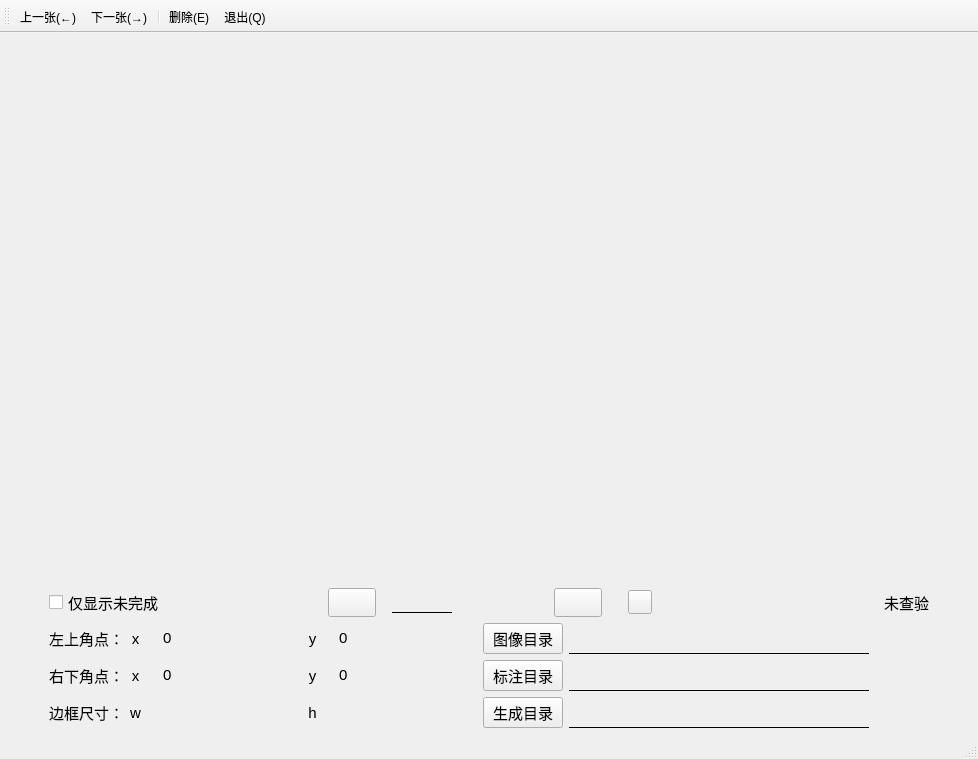
First picture: the form in Labelling.ui, repository ChordXy/Image-Labelling, before the edit.
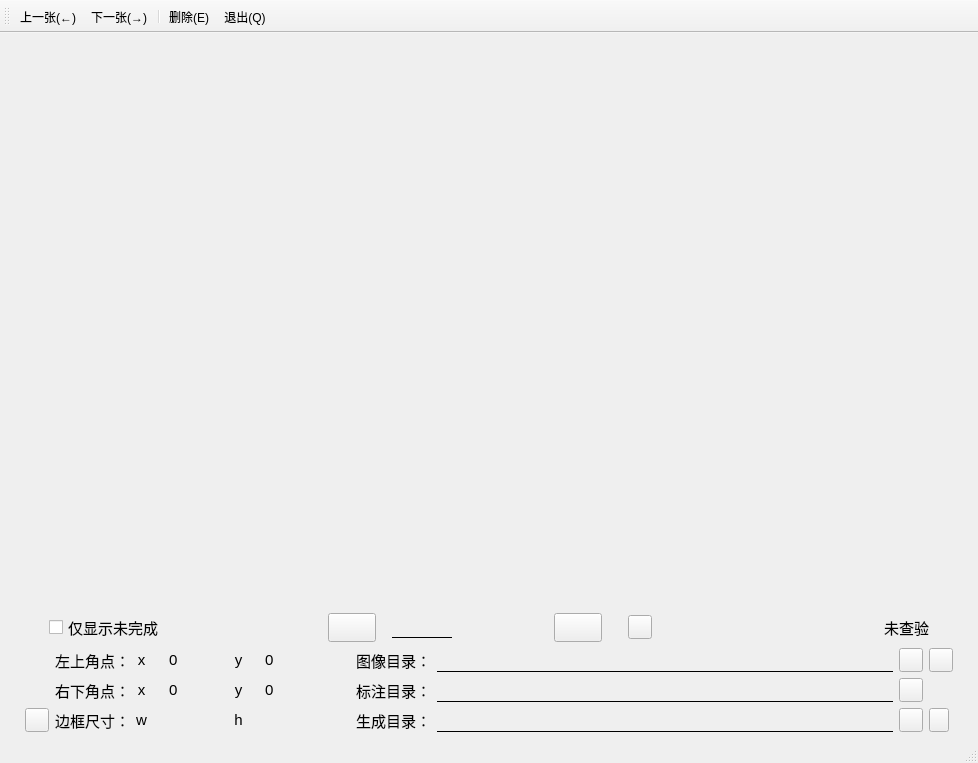
Second picture: the form after the edit. Icons and pictures are not drawn.

What changed in the file:
```diff
--- a/Labelling.ui
+++ b/Labelling.ui
@@ -7,7 +7,7 @@
     <x>0</x>
     <y>0</y>
     <width>978</width>
-    <height>756</height>
+    <height>763</height>
    </rect>
   </property>
   <property name="windowTitle">
@@ -273,7 +273,8 @@
          </size>
         </property>
         <property name="styleSheet">
-         <string notr="true">border-image: url(:/Icons/Resources/ok_291px_1211043_easyicon.net.png);</string>
+         <string notr="true">border-image: url(:/Icons/Resources/ok_291px_1211043_easyicon.net.png);
+</string>
         </property>
         <property name="text">
          <string/>
@@ -356,222 +357,95 @@
     </item>
     <item>
      <layout class="QGridLayout" name="gridLayout">
-      <item row="0" column="6">
-       <widget class="QLabel" name="label_tl_4">
+      <item row="2" column="7">
+       <widget class="QLabel" name="label_h">
         <property name="font">
          <font>
           <pointsize>11</pointsize>
          </font>
-        </property>
-        <property name="text">
-         <string>y</string>
-        </property>
-        <property name="alignment">
-         <set>Qt::AlignCenter</set>
-        </property>
-       </widget>
-      </item>
-      <item row="1" column="6">
-       <widget class="QLabel" name="label_tl_2">
-        <property name="font">
-         <font>
-          <pointsize>11</pointsize>
-         </font>
-        </property>
-        <property name="text">
-         <string>y</string>
-        </property>
-        <property name="alignment">
-         <set>Qt::AlignCenter</set>
-        </property>
-       </widget>
-      </item>
-      <item row="0" column="10">
-       <widget class="QLabel" name="label_path_image">
-        <property name="sizePolicy">
-         <sizepolicy hsizetype="Expanding" vsizetype="Preferred">
-          <horstretch>0</horstretch>
-          <verstretch>0</verstretch>
-         </sizepolicy>
-        </property>
-        <property name="minimumSize">
-         <size>
-          <width>300</width>
-          <height>0</height>
-         </size>
-        </property>
-        <property name="font">
-         <font>
-          <pointsize>9</pointsize>
-         </font>
-        </property>
-        <property name="styleSheet">
-         <string notr="true">background:transparent;
-border-style:solid;
-border-bottom-width:1px;
-border-top-width:0px;
-border-right-width:0px;
-border-left-width:0px;</string>
         </property>
         <property name="text">
          <string/>
         </property>
-       </widget>
-      </item>
-      <item row="1" column="9">
-       <widget class="QPushButton" name="pushButton_Labelling">
-        <property name="font">
-         <font>
-          <pointsize>11</pointsize>
-         </font>
-        </property>
-        <property name="focusPolicy">
-         <enum>Qt::NoFocus</enum>
-        </property>
-        <property name="text">
-         <string>标注目录</string>
-        </property>
-       </widget>
-      </item>
-      <item row="0" column="2">
-       <widget class="QLabel" name="label_tl_3">
-        <property name="font">
-         <font>
-          <pointsize>11</pointsize>
-         </font>
-        </property>
-        <property name="text">
-         <string>x</string>
-        </property>
         <property name="alignment">
          <set>Qt::AlignCenter</set>
         </property>
        </widget>
       </item>
-      <item row="2" column="9">
-       <widget class="QPushButton" name="pushButton_Generate">
+      <item row="1" column="7">
+       <widget class="QSpinBox" name="spinBox_br_y">
         <property name="font">
          <font>
           <pointsize>11</pointsize>
          </font>
         </property>
-        <property name="focusPolicy">
-         <enum>Qt::NoFocus</enum>
+        <property name="styleSheet">
+         <string notr="true">border:none;
+background:transparent;</string>
         </property>
-        <property name="text">
-         <string>生成目录</string>
-        </property>
-       </widget>
-      </item>
-      <item row="2" column="1">
-       <widget class="QLabel" name="label_size">
-        <property name="font">
-         <font>
-          <pointsize>11</pointsize>
-         </font>
-        </property>
-        <property name="text">
-         <string>边框尺寸：</string>
-        </property>
         <property name="alignment">
          <set>Qt::AlignCenter</set>
         </property>
-       </widget>
-      </item>
-      <item row="1" column="0">
-       <spacer name="horizontalSpacer">
-        <property name="orientation">
-         <enum>Qt::Horizontal</enum>
+        <property name="minimum">
+         <number>0</number>
         </property>
-        <property name="sizeType">
-         <enum>QSizePolicy::Fixed</enum>
+        <property name="maximum">
+         <number>1080</number>
         </property>
-        <property name="sizeHint" stdset="0">
-         <size>
-          <width>40</width>
-          <height>20</height>
-         </size>
-        </property>
-       </spacer>
-      </item>
-      <item row="2" column="6">
-       <widget class="QLabel" name="label_tl_7">
-        <property name="font">
-         <font>
-          <pointsize>11</pointsize>
-         </font>
-        </property>
-        <property name="text">
-         <string>h</string>
-        </property>
-        <property name="alignment">
-         <set>Qt::AlignCenter</set>
+        <property name="value">
+         <number>0</number>
         </property>
        </widget>
       </item>
       <item row="1" column="11">
-       <spacer name="horizontalSpacer_2">
-        <property name="orientation">
-         <enum>Qt::Horizontal</enum>
+       <widget class="QLabel" name="label_tl_9">
+        <property name="font">
+         <font>
+          <pointsize>11</pointsize>
+         </font>
         </property>
-        <property name="sizeType">
-         <enum>QSizePolicy::Expanding</enum>
+        <property name="toolTip">
+         <string>选择待查验图像标注 .xml 目录</string>
         </property>
-        <property name="sizeHint" stdset="0">
-         <size>
-          <width>80</width>
-          <height>20</height>
-         </size>
+        <property name="whatsThis">
+         <string/>
         </property>
-       </spacer>
+        <property name="text">
+         <string>标注目录：</string>
+        </property>
+        <property name="alignment">
+         <set>Qt::AlignCenter</set>
+        </property>
+       </widget>
       </item>
-      <item row="1" column="10">
-       <widget class="QLabel" name="label_path_annotation">
+      <item row="0" column="9">
+       <widget class="QLabel" name="label_img">
         <property name="sizePolicy">
-         <sizepolicy hsizetype="Expanding" vsizetype="Preferred">
+         <sizepolicy hsizetype="Fixed" vsizetype="Fixed">
           <horstretch>0</horstretch>
           <verstretch>0</verstretch>
          </sizepolicy>
         </property>
         <property name="minimumSize">
          <size>
-          <width>300</width>
-          <height>0</height>
+          <width>20</width>
+          <height>20</height>
          </size>
         </property>
-        <property name="font">
-         <font>
-          <pointsize>9</pointsize>
-         </font>
+        <property name="maximumSize">
+         <size>
+          <width>20</width>
+          <height>20</height>
+         </size>
         </property>
         <property name="styleSheet">
-         <string notr="true">background:transparent;
-border-style:solid;
-border-bottom-width:1px;
-border-top-width:0px;
-border-right-width:0px;
-border-left-width:0px;</string>
+         <string notr="true">border-image: url(:/Icons/Resources/hourglass_155px_1201105_easyicon.net.png);</string>
         </property>
         <property name="text">
          <string/>
         </property>
        </widget>
       </item>
-      <item row="1" column="1">
-       <widget class="QLabel" name="label_br">
-        <property name="font">
-         <font>
-          <pointsize>11</pointsize>
-         </font>
-        </property>
-        <property name="text">
-         <string>右下角点：</string>
-        </property>
-        <property name="alignment">
-         <set>Qt::AlignCenter</set>
-        </property>
-       </widget>
-      </item>
       <item row="2" column="2">
        <widget class="QLabel" name="label_tl_6">
         <property name="font">
@@ -587,6 +461,21 @@
         </property>
        </widget>
       </item>
+      <item row="1" column="1">
+       <widget class="QLabel" name="label_br">
+        <property name="font">
+         <font>
+          <pointsize>11</pointsize>
+         </font>
+        </property>
+        <property name="text">
+         <string>右下角点：</string>
+        </property>
+        <property name="alignment">
+         <set>Qt::AlignCenter</set>
+        </property>
+       </widget>
+      </item>
       <item row="1" column="2">
        <widget class="QLabel" name="label_tl_5">
         <property name="font">
@@ -602,94 +491,6 @@
         </property>
        </widget>
       </item>
-      <item row="0" column="1">
-       <widget class="QLabel" name="label_tl">
-        <property name="font">
-         <font>
-          <pointsize>11</pointsize>
-         </font>
-        </property>
-        <property name="text">
-         <string>左上角点：</string>
-        </property>
-        <property name="alignment">
-         <set>Qt::AlignCenter</set>
-        </property>
-       </widget>
-      </item>
-      <item row="0" column="9">
-       <widget class="QPushButton" name="pushButton_Image">
-        <property name="font">
-         <font>
-          <pointsize>11</pointsize>
-         </font>
-        </property>
-        <property name="focusPolicy">
-         <enum>Qt::NoFocus</enum>
-        </property>
-        <property name="text">
-         <string>图像目录</string>
-        </property>
-       </widget>
-      </item>
-      <item row="2" column="10">
-       <widget class="QLabel" name="label_generate">
-        <property name="sizePolicy">
-         <sizepolicy hsizetype="Expanding" vsizetype="Preferred">
-          <horstretch>0</horstretch>
-          <verstretch>0</verstretch>
-         </sizepolicy>
-        </property>
-        <property name="minimumSize">
-         <size>
-          <width>300</width>
-          <height>0</height>
-         </size>
-        </property>
-        <property name="font">
-         <font>
-          <pointsize>9</pointsize>
-         </font>
-        </property>
-        <property name="styleSheet">
-         <string notr="true">background:transparent;
-border-style:solid;
-border-bottom-width:1px;
-border-top-width:0px;
-border-right-width:0px;
-border-left-width:0px;</string>
-        </property>
-        <property name="text">
-         <string/>
-        </property>
-       </widget>
-      </item>
-      <item row="1" column="5">
-       <spacer name="horizontalSpacer_7">
-        <property name="orientation">
-         <enum>Qt::Horizontal</enum>
-        </property>
-        <property name="sizeHint" stdset="0">
-         <size>
-          <width>40</width>
-          <height>20</height>
-         </size>
-        </property>
-       </spacer>
-      </item>
-      <item row="1" column="8">
-       <spacer name="horizontalSpacer_8">
-        <property name="orientation">
-         <enum>Qt::Horizontal</enum>
-        </property>
-        <property name="sizeHint" stdset="0">
-         <size>
-          <width>40</width>
-          <height>20</height>
-         </size>
-        </property>
-       </spacer>
-      </item>
       <item row="0" column="3">
        <widget class="QSpinBox" name="spinBox_tl_x">
         <property name="font">
@@ -715,53 +516,264 @@
         </property>
        </widget>
       </item>
-      <item row="1" column="3">
-       <widget class="QSpinBox" name="spinBox_br_x">
+      <item row="1" column="0">
+       <spacer name="horizontalSpacer">
+        <property name="orientation">
+         <enum>Qt::Horizontal</enum>
+        </property>
+        <property name="sizeType">
+         <enum>QSizePolicy::Fixed</enum>
+        </property>
+        <property name="sizeHint" stdset="0">
+         <size>
+          <width>40</width>
+          <height>20</height>
+         </size>
+        </property>
+       </spacer>
+      </item>
+      <item row="2" column="15">
+       <widget class="QPushButton" name="pushButton_ClearDirectory">
+        <property name="sizePolicy">
+         <sizepolicy hsizetype="Fixed" vsizetype="Fixed">
+          <horstretch>0</horstretch>
+          <verstretch>0</verstretch>
+         </sizepolicy>
+        </property>
+        <property name="minimumSize">
+         <size>
+          <width>20</width>
+          <height>24</height>
+         </size>
+        </property>
+        <property name="maximumSize">
+         <size>
+          <width>20</width>
+          <height>24</height>
+         </size>
+        </property>
         <property name="font">
          <font>
           <pointsize>11</pointsize>
          </font>
         </property>
+        <property name="focusPolicy">
+         <enum>Qt::NoFocus</enum>
+        </property>
         <property name="styleSheet">
-         <string notr="true">border:none;
-background:transparent;</string>
+         <string notr="true">border-image: url(:/Icons/Resources/waste_bin_432px_1284190_easyicon.net.png);</string>
         </property>
+        <property name="text">
+         <string/>
+        </property>
+       </widget>
+      </item>
+      <item row="2" column="13">
+       <widget class="QPushButton" name="pushButton_Generate">
+        <property name="sizePolicy">
+         <sizepolicy hsizetype="Fixed" vsizetype="Fixed">
+          <horstretch>0</horstretch>
+          <verstretch>0</verstretch>
+         </sizepolicy>
+        </property>
+        <property name="minimumSize">
+         <size>
+          <width>24</width>
+          <height>24</height>
+         </size>
+        </property>
+        <property name="maximumSize">
+         <size>
+          <width>24</width>
+          <height>24</height>
+         </size>
+        </property>
+        <property name="font">
+         <font>
+          <pointsize>11</pointsize>
+         </font>
+        </property>
+        <property name="focusPolicy">
+         <enum>Qt::NoFocus</enum>
+        </property>
+        <property name="styleSheet">
+         <string notr="true">border-image: url(:/Icons/Resources/file_587px_1293445_easyicon.net.png);</string>
+        </property>
+        <property name="text">
+         <string/>
+        </property>
+       </widget>
+      </item>
+      <item row="1" column="8">
+       <spacer name="horizontalSpacer_8">
+        <property name="orientation">
+         <enum>Qt::Horizontal</enum>
+        </property>
+        <property name="sizeType">
+         <enum>QSizePolicy::Fixed</enum>
+        </property>
+        <property name="sizeHint" stdset="0">
+         <size>
+          <width>20</width>
+          <height>20</height>
+         </size>
+        </property>
+       </spacer>
+      </item>
+      <item row="0" column="11">
+       <widget class="QLabel" name="label_tl_8">
+        <property name="font">
+         <font>
+          <pointsize>11</pointsize>
+         </font>
+        </property>
+        <property name="toolTip">
+         <string>选择待查验图像 .jpg 目录</string>
+        </property>
+        <property name="whatsThis">
+         <string/>
+        </property>
+        <property name="text">
+         <string>图像目录：</string>
+        </property>
         <property name="alignment">
          <set>Qt::AlignCenter</set>
         </property>
-        <property name="minimum">
-         <number>0</number>
+       </widget>
+      </item>
+      <item row="2" column="6">
+       <widget class="QLabel" name="label_tl_7">
+        <property name="font">
+         <font>
+          <pointsize>11</pointsize>
+         </font>
         </property>
-        <property name="maximum">
-         <number>1920</number>
+        <property name="text">
+         <string>h</string>
         </property>
-        <property name="value">
-         <number>0</number>
+        <property name="alignment">
+         <set>Qt::AlignCenter</set>
         </property>
        </widget>
       </item>
-      <item row="1" column="7">
-       <widget class="QSpinBox" name="spinBox_br_y">
+      <item row="2" column="12">
+       <widget class="QLabel" name="label_generate">
+        <property name="sizePolicy">
+         <sizepolicy hsizetype="Expanding" vsizetype="Preferred">
+          <horstretch>0</horstretch>
+          <verstretch>0</verstretch>
+         </sizepolicy>
+        </property>
+        <property name="minimumSize">
+         <size>
+          <width>300</width>
+          <height>0</height>
+         </size>
+        </property>
         <property name="font">
          <font>
+          <pointsize>9</pointsize>
+         </font>
+        </property>
+        <property name="toolTip">
+         <string>选择待查验图像转换 .txt 目录</string>
+        </property>
+        <property name="styleSheet">
+         <string notr="true">background:transparent;
+border-style:solid;
+border-bottom-width:1px;
+border-top-width:0px;
+border-right-width:0px;
+border-left-width:0px;</string>
+        </property>
+        <property name="text">
+         <string/>
+        </property>
+       </widget>
+      </item>
+      <item row="0" column="12">
+       <widget class="QLabel" name="label_path_image">
+        <property name="sizePolicy">
+         <sizepolicy hsizetype="Expanding" vsizetype="Preferred">
+          <horstretch>0</horstretch>
+          <verstretch>0</verstretch>
+         </sizepolicy>
+        </property>
+        <property name="minimumSize">
+         <size>
+          <width>300</width>
+          <height>0</height>
+         </size>
+        </property>
+        <property name="font">
+         <font>
+          <pointsize>9</pointsize>
+         </font>
+        </property>
+        <property name="toolTip">
+         <string>选择待查验图像 .jpg 目录</string>
+        </property>
+        <property name="styleSheet">
+         <string notr="true">background:transparent;
+border-style:solid;
+border-bottom-width:1px;
+border-top-width:0px;
+border-right-width:0px;
+border-left-width:0px;</string>
+        </property>
+        <property name="text">
+         <string/>
+        </property>
+       </widget>
+      </item>
+      <item row="0" column="13">
+       <widget class="QPushButton" name="pushButton_Image">
+        <property name="sizePolicy">
+         <sizepolicy hsizetype="Fixed" vsizetype="Fixed">
+          <horstretch>0</horstretch>
+          <verstretch>0</verstretch>
+         </sizepolicy>
+        </property>
+        <property name="minimumSize">
+         <size>
+          <width>24</width>
+          <height>24</height>
+         </size>
+        </property>
+        <property name="maximumSize">
+         <size>
+          <width>24</width>
+          <height>24</height>
+         </size>
+        </property>
+        <property name="font">
+         <font>
           <pointsize>11</pointsize>
          </font>
         </property>
+        <property name="focusPolicy">
+         <enum>Qt::NoFocus</enum>
+        </property>
         <property name="styleSheet">
-         <string notr="true">border:none;
-background:transparent;</string>
+         <string notr="true">border-image: url(:/Icons/Resources/file_587px_1293445_easyicon.net.png);</string>
         </property>
-        <property name="alignment">
-         <set>Qt::AlignCenter</set>
+        <property name="text">
+         <string/>
         </property>
-        <property name="minimum">
-         <number>0</number>
+       </widget>
+      </item>
+      <item row="0" column="2">
+       <widget class="QLabel" name="label_tl_3">
+        <property name="font">
+         <font>
+          <pointsize>11</pointsize>
+         </font>
         </property>
-        <property name="maximum">
-         <number>1080</number>
+        <property name="text">
+         <string>x</string>
         </property>
-        <property name="value">
-         <number>0</number>
+        <property name="alignment">
+         <set>Qt::AlignCenter</set>
         </property>
        </widget>
       </item>
@@ -790,6 +802,125 @@
         </property>
        </widget>
       </item>
+      <item row="1" column="5">
+       <spacer name="horizontalSpacer_7">
+        <property name="orientation">
+         <enum>Qt::Horizontal</enum>
+        </property>
+        <property name="sizeType">
+         <enum>QSizePolicy::Fixed</enum>
+        </property>
+        <property name="sizeHint" stdset="0">
+         <size>
+          <width>20</width>
+          <height>20</height>
+         </size>
+        </property>
+       </spacer>
+      </item>
+      <item row="2" column="11">
+       <widget class="QLabel" name="label_tl_10">
+        <property name="font">
+         <font>
+          <pointsize>11</pointsize>
+         </font>
+        </property>
+        <property name="toolTip">
+         <string>选择待查验图像转换 .txt 目录</string>
+        </property>
+        <property name="whatsThis">
+         <string/>
+        </property>
+        <property name="text">
+         <string>生成目录：</string>
+        </property>
+        <property name="alignment">
+         <set>Qt::AlignCenter</set>
+        </property>
+       </widget>
+      </item>
+      <item row="1" column="6">
+       <widget class="QLabel" name="label_tl_2">
+        <property name="font">
+         <font>
+          <pointsize>11</pointsize>
+         </font>
+        </property>
+        <property name="text">
+         <string>y</string>
+        </property>
+        <property name="alignment">
+         <set>Qt::AlignCenter</set>
+        </property>
+       </widget>
+      </item>
+      <item row="0" column="15">
+       <widget class="QPushButton" name="pushButton_refresh">
+        <property name="sizePolicy">
+         <sizepolicy hsizetype="Fixed" vsizetype="Fixed">
+          <horstretch>0</horstretch>
+          <verstretch>0</verstretch>
+         </sizepolicy>
+        </property>
+        <property name="minimumSize">
+         <size>
+          <width>24</width>
+          <height>24</height>
+         </size>
+        </property>
+        <property name="maximumSize">
+         <size>
+          <width>24</width>
+          <height>24</height>
+         </size>
+        </property>
+        <property name="font">
+         <font>
+          <pointsize>11</pointsize>
+         </font>
+        </property>
+        <property name="focusPolicy">
+         <enum>Qt::NoFocus</enum>
+        </property>
+        <property name="styleSheet">
+         <string notr="true">border-image: url(:/Icons/Resources/refresh_556px_1236470_easyicon.net.png);</string>
+        </property>
+        <property name="text">
+         <string/>
+        </property>
+       </widget>
+      </item>
+      <item row="2" column="1">
+       <widget class="QLabel" name="label_size">
+        <property name="font">
+         <font>
+          <pointsize>11</pointsize>
+         </font>
+        </property>
+        <property name="text">
+         <string>边框尺寸：</string>
+        </property>
+        <property name="alignment">
+         <set>Qt::AlignCenter</set>
+        </property>
+       </widget>
+      </item>
+      <item row="1" column="15">
+       <spacer name="horizontalSpacer_2">
+        <property name="orientation">
+         <enum>Qt::Horizontal</enum>
+        </property>
+        <property name="sizeType">
+         <enum>QSizePolicy::Fixed</enum>
+        </property>
+        <property name="sizeHint" stdset="0">
+         <size>
+          <width>40</width>
+          <height>20</height>
+         </size>
+        </property>
+       </spacer>
+      </item>
       <item row="2" column="3">
        <widget class="QLabel" name="label_w">
         <property name="font">
@@ -805,21 +936,227 @@
         </property>
        </widget>
       </item>
-      <item row="2" column="7">
-       <widget class="QLabel" name="label_h">
+      <item row="1" column="9">
+       <widget class="QLabel" name="label_ant">
+        <property name="sizePolicy">
+         <sizepolicy hsizetype="Fixed" vsizetype="Fixed">
+          <horstretch>0</horstretch>
+          <verstretch>0</verstretch>
+         </sizepolicy>
+        </property>
+        <property name="minimumSize">
+         <size>
+          <width>20</width>
+          <height>20</height>
+         </size>
+        </property>
+        <property name="maximumSize">
+         <size>
+          <width>20</width>
+          <height>20</height>
+         </size>
+        </property>
+        <property name="styleSheet">
+         <string notr="true">border-image: url(:/Icons/Resources/hourglass_155px_1201105_easyicon.net.png);</string>
+        </property>
+        <property name="text">
+         <string/>
+        </property>
+       </widget>
+      </item>
+      <item row="0" column="6">
+       <widget class="QLabel" name="label_tl_4">
         <property name="font">
          <font>
           <pointsize>11</pointsize>
          </font>
         </property>
         <property name="text">
+         <string>y</string>
+        </property>
+        <property name="alignment">
+         <set>Qt::AlignCenter</set>
+        </property>
+       </widget>
+      </item>
+      <item row="2" column="9">
+       <widget class="QLabel" name="label_gnt">
+        <property name="sizePolicy">
+         <sizepolicy hsizetype="Fixed" vsizetype="Fixed">
+          <horstretch>0</horstretch>
+          <verstretch>0</verstretch>
+         </sizepolicy>
+        </property>
+        <property name="minimumSize">
+         <size>
+          <width>20</width>
+          <height>20</height>
+         </size>
+        </property>
+        <property name="maximumSize">
+         <size>
+          <width>20</width>
+          <height>20</height>
+         </size>
+        </property>
+        <property name="styleSheet">
+         <string notr="true">border-image: url(:/Icons/Resources/hourglass_155px_1201105_easyicon.net.png);</string>
+        </property>
+        <property name="text">
          <string/>
         </property>
+       </widget>
+      </item>
+      <item row="0" column="1">
+       <widget class="QLabel" name="label_tl">
+        <property name="font">
+         <font>
+          <pointsize>11</pointsize>
+         </font>
+        </property>
+        <property name="text">
+         <string>左上角点：</string>
+        </property>
         <property name="alignment">
          <set>Qt::AlignCenter</set>
         </property>
        </widget>
       </item>
+      <item row="1" column="3">
+       <widget class="QSpinBox" name="spinBox_br_x">
+        <property name="font">
+         <font>
+          <pointsize>11</pointsize>
+         </font>
+        </property>
+        <property name="styleSheet">
+         <string notr="true">border:none;
+background:transparent;</string>
+        </property>
+        <property name="alignment">
+         <set>Qt::AlignCenter</set>
+        </property>
+        <property name="minimum">
+         <number>0</number>
+        </property>
+        <property name="maximum">
+         <number>1920</number>
+        </property>
+        <property name="value">
+         <number>0</number>
+        </property>
+       </widget>
+      </item>
+      <item row="2" column="0">
+       <widget class="QPushButton" name="pushButton_color">
+        <property name="sizePolicy">
+         <sizepolicy hsizetype="Fixed" vsizetype="Fixed">
+          <horstretch>0</horstretch>
+          <verstretch>0</verstretch>
+         </sizepolicy>
+        </property>
+        <property name="minimumSize">
+         <size>
+          <width>24</width>
+          <height>24</height>
+         </size>
+        </property>
+        <property name="maximumSize">
+         <size>
+          <width>24</width>
+          <height>24</height>
+         </size>
+        </property>
+        <property name="font">
+         <font>
+          <pointsize>11</pointsize>
+         </font>
+        </property>
+        <property name="focusPolicy">
+         <enum>Qt::NoFocus</enum>
+        </property>
+        <property name="layoutDirection">
+         <enum>Qt::RightToLeft</enum>
+        </property>
+        <property name="styleSheet">
+         <string notr="true">border-image: url(:/Icons/Resources/color_palette_1876px_1202956_easyicon.net.png);</string>
+        </property>
+        <property name="text">
+         <string/>
+        </property>
+       </widget>
+      </item>
+      <item row="1" column="13">
+       <widget class="QPushButton" name="pushButton_Labelling">
+        <property name="sizePolicy">
+         <sizepolicy hsizetype="Fixed" vsizetype="Fixed">
+          <horstretch>0</horstretch>
+          <verstretch>0</verstretch>
+         </sizepolicy>
+        </property>
+        <property name="minimumSize">
+         <size>
+          <width>24</width>
+          <height>24</height>
+         </size>
+        </property>
+        <property name="maximumSize">
+         <size>
+          <width>24</width>
+          <height>24</height>
+         </size>
+        </property>
+        <property name="font">
+         <font>
+          <pointsize>11</pointsize>
+         </font>
+        </property>
+        <property name="focusPolicy">
+         <enum>Qt::NoFocus</enum>
+        </property>
+        <property name="styleSheet">
+         <string notr="true">border-image: url(:/Icons/Resources/file_587px_1293445_easyicon.net.png);</string>
+        </property>
+        <property name="text">
+         <string/>
+        </property>
+       </widget>
+      </item>
+      <item row="1" column="12">
+       <widget class="QLabel" name="label_path_annotation">
+        <property name="sizePolicy">
+         <sizepolicy hsizetype="Expanding" vsizetype="Preferred">
+          <horstretch>0</horstretch>
+          <verstretch>0</verstretch>
+         </sizepolicy>
+        </property>
+        <property name="minimumSize">
+         <size>
+          <width>300</width>
+          <height>0</height>
+         </size>
+        </property>
+        <property name="font">
+         <font>
+          <pointsize>9</pointsize>
+         </font>
+        </property>
+        <property name="toolTip">
+         <string>选择待查验图像标注 .xml 目录</string>
+        </property>
+        <property name="styleSheet">
+         <string notr="true">background:transparent;
+border-style:solid;
+border-bottom-width:1px;
+border-top-width:0px;
+border-right-width:0px;
+border-left-width:0px;</string>
+        </property>
+        <property name="text">
+         <string/>
+        </property>
+       </widget>
+      </item>
      </layout>
     </item>
    </layout>
```
Left out of the diff: 3 changed lines with no effect on the pictures.
